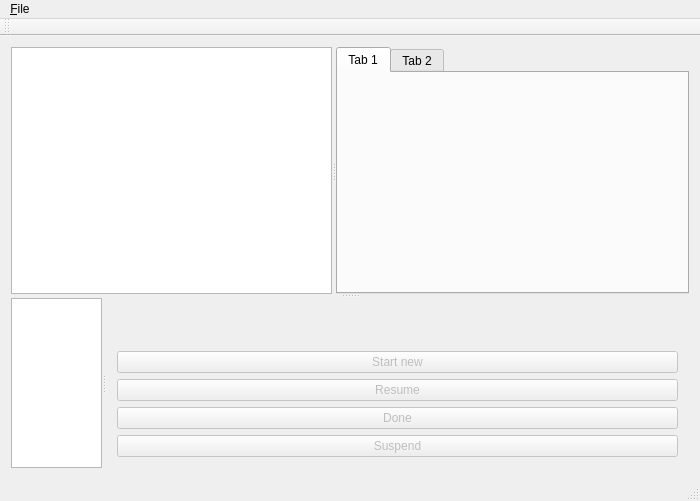
Qt form mainwindow.ui (jgaa/whid) before a commit.
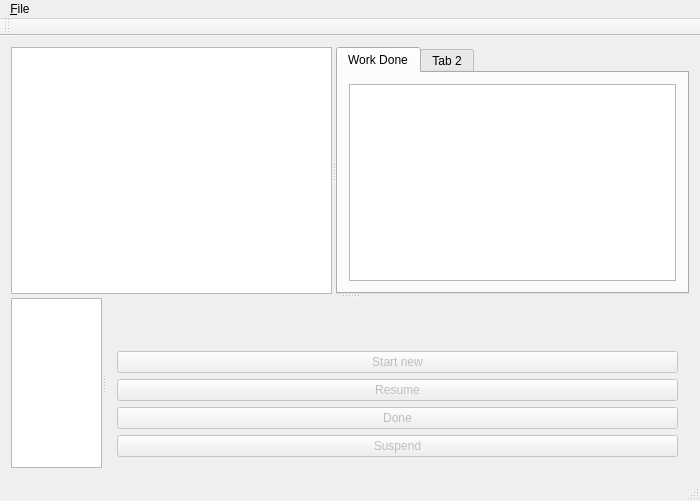
The same form after that commit. The open tabs and pages were chosen to show the change.

```diff
--- a/mainwindow.ui
+++ b/mainwindow.ui
@@ -41,29 +41,35 @@
         </property>
         <widget class="QWidget" name="tabStatus">
          <attribute name="title">
-          <string>Tab 1</string>
+          <string>Work Done</string>
          </attribute>
-         <widget class="QWidget" name="widget" native="true">
-          <property name="geometry">
-           <rect>
-            <x>10</x>
-            <y>0</y>
-            <width>120</width>
-            <height>80</height>
-           </rect>
-          </property>
-         </widget>
-        </widget>
-        <widget class="QWidget" name="tabSummary">
-         <attribute name="title">
-          <string>Tab 2</string>
-         </attribute>
-         <layout class="QVBoxLayout" name="verticalLayout_6">
+         <layout class="QHBoxLayout" name="horizontalLayout">
           <item>
-           <widget class="QListView" name="listView"/>
+           <widget class="QTableView" name="workList">
+            <property name="alternatingRowColors">
+             <bool>true</bool>
+            </property>
+            <property name="selectionBehavior">
+             <enum>QAbstractItemView::SelectRows</enum>
+            </property>
+            <attribute name="horizontalHeaderDefaultSectionSize">
+             <number>70</number>
+            </attribute>
+            <attribute name="horizontalHeaderHighlightSections">
+             <bool>false</bool>
+            </attribute>
+            <attribute name="verticalHeaderVisible">
+             <bool>false</bool>
+            </attribute>
+           </widget>
           </item>
          </layout>
         </widget>
+        <widget class="QWidget" name="tab_2">
+         <attribute name="title">
+          <string>Tab 2</string>
+         </attribute>
+        </widget>
        </widget>
       </widget>
       <widget class="QSplitter" name="splitterUpperArea">
```
Left out of the diff: 14 changed lines with no effect on the pictures.
